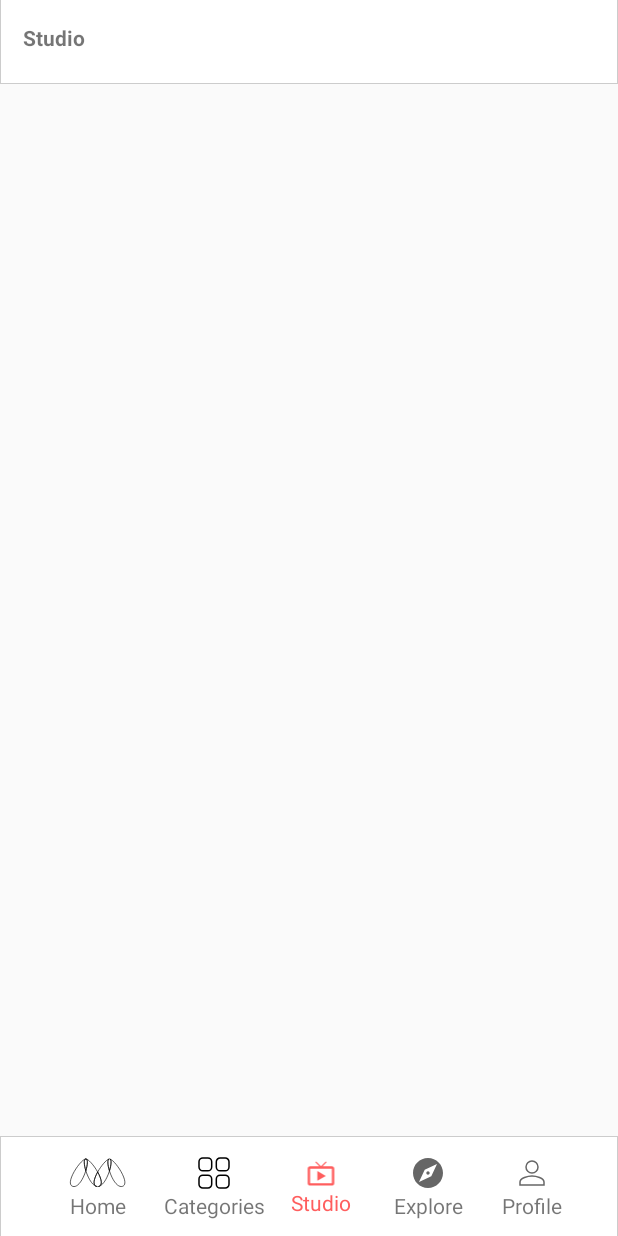
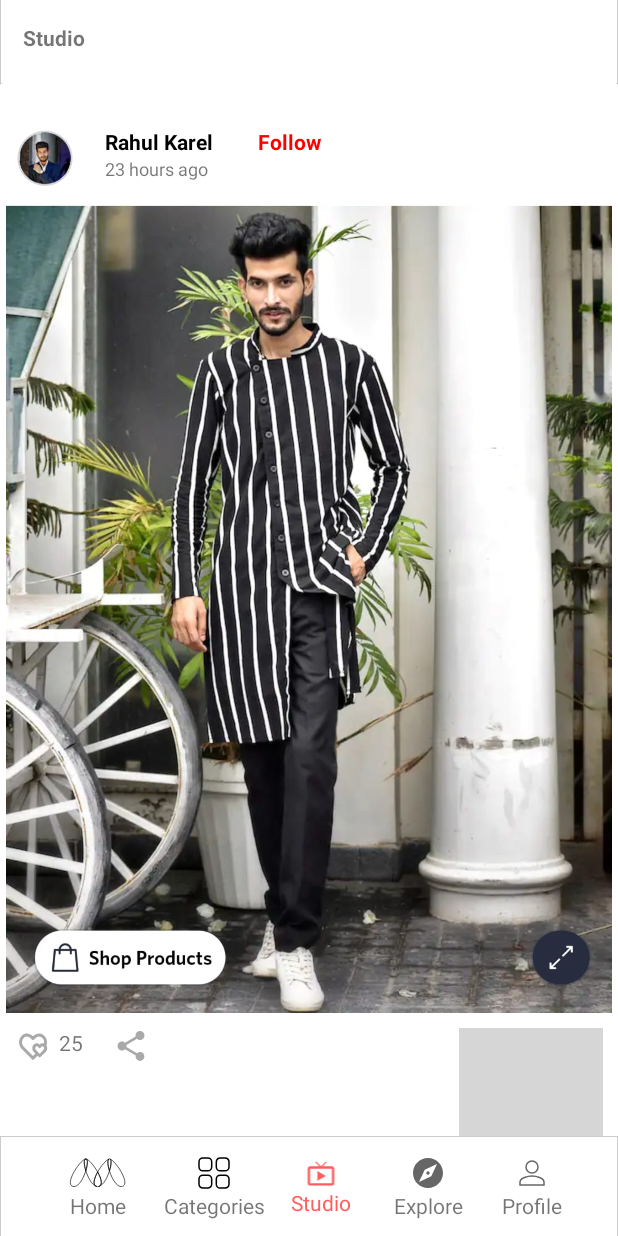
Before and after one commit to MuraliKrishnaSundara/MyntraClone, an Android app: the StudioActivity screen opened directly, with no data from a screen before it, on a phone screen of 412 x 824 dp. Run offline under Robolectric (Android 15) with nearby library versions, the phone set to English and light mode, and no system bars; grey boxes are pictures that could not be loaded.

Commit message:
Update from murali(21/7/2021)

```diff
--- a/App/Myntra/app/src/main/java/com/example/myntra/StudioActivity.java
+++ b/App/Myntra/app/src/main/java/com/example/myntra/StudioActivity.java
@@ -7,8 +7,16 @@ import android.widget.ImageView;
 import android.widget.TextView;
 
 import androidx.appcompat.app.AppCompatActivity;
+import androidx.recyclerview.widget.GridLayoutManager;
+import androidx.recyclerview.widget.LinearLayoutManager;
+import androidx.recyclerview.widget.RecyclerView;
+
+import java.util.ArrayList;
 
 public class StudioActivity extends AppCompatActivity {
+
+    private RecyclerView recyclerView;
+    private ArrayList<StudioData> studioDataList;
     private ImageView home;
     private ImageView categories;
     private ImageView studio;
@@ -21,6 +29,8 @@ public class StudioActivity extends AppCompatActivity {
         super.onCreate(savedInstanceState);
         setContentView(R.layout.activity_studio);
         initViews();
+        buildIdentityList();
+        setRecyclerView();
         studio.setColorFilter(getResources().getColor(R.color.red));
         tvStudio.setTextColor(getResources().getColor(R.color.red));
         home.setOnClickListener(new View.OnClickListener() {
@@ -53,6 +63,27 @@ public class StudioActivity extends AppCompatActivity {
         });
     }
 
+    private void buildIdentityList() {
+        studioDataList = new ArrayList<>();
+        StudioData studioData1 = new StudioData(R.drawable.p_image_1,"Rahul Karel", "23 hours ago", R.drawable.image_1,"25","Wear your #stripes with pride with this #blackandwhite\n#stripedkurta from #Hypernation. With my\n#ethniccollection constantly growing I am sometimes\nspoiled for choice but this #kurta is definitely one of my\nfavourites\n#festiveprintsformen #menkurtaset #mentrousers");
+        studioDataList.add(studioData1);
+        StudioData studioData2 = new StudioData(R.drawable.p_image_2,"Sarang Patil", "7 hours ago", R.drawable.image_2,"17","Looking for a #Party Wear in #Solid Hues ? #MANQ\n#Maroon #Slim Fit #PartyShirt fits in perfectly! Style it up\nwith a pair of #GreyChinos or #Black Trousers\n#partywear #oufit #menswear #fashion #partyoutfit\n#menshirt");
+        studioDataList.add(studioData2);
+        StudioData studioData3 = new StudioData(R.drawable.p_image_3,"Rhythm Sitlani", "7 hours ago", R.drawable.image_3,"68","#Buckethat is very in right now. #FabSeasons has come\nout with a collection of bucket hats in a variety of different\ncolours.\n#accesories #InTrend #solids #Typographic Tee\n#womentshirt");
+        studioDataList.add(studioData3);
+        StudioData studioData4 = new StudioData(R.drawable.p_image_4,"Irfan Khan Afridi", "8 hours ago", R.drawable.image_4,"25","This #INVICTUS #White #SlimFit #Stretch #FormalShirt\nis a must-have for any wardrobe. Go for a pair of darker\n#denim and comfy #loafers to keep it looking casually\ncool at work. #menshirt");
+        studioDataList.add(studioData4);
+        StudioData studioData5 = new StudioData(R.drawable.p_image_5,"Udita Sarkar", "11 hours ago", R.drawable.image_5,"27","A #solidcolored #croptop when paired with a pair of\n#Printedpants is always a fun look. This #Blue #Croptop\nfrom #CampusSutra is the perfect addition to my\nwardrobe and can be matched with anything\n#simpleisstylish #sportsbra #womentrousers");
+        studioDataList.add(studioData5);
+    }
+
+    private void setRecyclerView() {
+        StudioAdapter studioAdapter = new StudioAdapter(studioDataList);
+        LinearLayoutManager linearLayoutManager = new LinearLayoutManager(this);
+        recyclerView.setLayoutManager(linearLayoutManager);
+        recyclerView.setAdapter(studioAdapter);
+    }
+
     private void initViews() {
         home = findViewById(R.id.home);
         categories = findViewById(R.id.category);
@@ -60,5 +91,6 @@ public class StudioActivity extends AppCompatActivity {
         explore = findViewById(R.id.explore);
         profile = findViewById(R.id.profile);
         tvStudio = findViewById(R.id.tvCStudio);
+        recyclerView = findViewById(R.id.recyclerView);
     }
 }
--- /dev/null
+++ b/App/Myntra/app/src/main/java/com/example/myntra/StudioAdapter.java
@@ -0,0 +1,37 @@
+package com.example.myntra;
+
+import android.view.LayoutInflater;
+import android.view.View;
+import android.view.ViewGroup;
+
+import androidx.annotation.NonNull;
+import androidx.recyclerview.widget.RecyclerView;
+
+import java.util.ArrayList;
+
+public class StudioAdapter extends RecyclerView.Adapter<StudioViewHolder> {
+
+    private ArrayList<StudioData> studioDataList;
+
+    public StudioAdapter(ArrayList<StudioData> studioDataList) {
+        this.studioDataList = studioDataList;
+    }
+
+    @NonNull
+    @Override
+    public StudioViewHolder onCreateViewHolder(@NonNull ViewGroup parent, int viewType) {
+        View view = LayoutInflater.from(parent.getContext()).inflate(R.layout.studio_item_layout, parent, false);
+        return new StudioViewHolder(view);
+    }
+
+    @Override
+    public void onBindViewHolder(@NonNull StudioViewHolder holder, int position) {
+        StudioData studioData = studioDataList.get(position);
+        holder.setData(studioData);
+    }
+
+    @Override
+    public int getItemCount() {
+        return studioDataList.size();
+    }
+}
--- /dev/null
+++ b/App/Myntra/app/src/main/java/com/example/myntra/StudioData.java
@@ -0,0 +1,44 @@
+package com.example.myntra;
+
+public class StudioData {
+    private int pImageView;
+    private String Name;
+    private String Time;
+    private int imageView;
+    private String Like;
+    private String Message;
+
+    public StudioData(int pImageView, String name, String time, int imageView, String like, String message) {
+        this.pImageView = pImageView;
+        Name = name;
+        Time = time;
+        this.imageView = imageView;
+        Like = like;
+        Message = message;
+    }
+
+    public int getpImageView() {
+        return pImageView;
+    }
+
+    public String getName() {
+        return Name;
+    }
+
+    public String getTime() {
+        return Time;
+    }
+
+    public int getImageView() {
+        return imageView;
+    }
+
+    public String getLike() {
+        return Like;
+    }
+
+    public String getMessage() {
+        return Message;
+    }
+
+}
--- /dev/null
+++ b/App/Myntra/app/src/main/java/com/example/myntra/StudioViewHolder.java
@@ -0,0 +1,44 @@
+package com.example.myntra;
+
+import android.view.View;
+import android.widget.ImageView;
+import android.widget.RelativeLayout;
+import android.widget.TextView;
+
+import androidx.annotation.NonNull;
+import androidx.recyclerview.widget.RecyclerView;
+
+public class StudioViewHolder extends RecyclerView.ViewHolder {
+
+    private ImageView mIvPImage;
+    private TextView mTvName;
+    private TextView mTvTime;
+    private ImageView mIvImage;
+    private TextView mTvLike;
+    private TextView mTvMessage;
+    private RelativeLayout relativeLayout;
+
+    public StudioViewHolder(@NonNull View itemView) {
+        super(itemView);
+        iniViews(itemView);
+    }
+
+    private void iniViews(View itemView) {
+        mIvPImage = itemView.findViewById(R.id.ivPImage);
+        mTvName = itemView.findViewById(R.id.tvName);
+        mTvTime = itemView.findViewById(R.id.tvTime);
+        mIvImage = itemView.findViewById(R.id.ivImage);
+        mTvLike = itemView.findViewById(R.id.tvHeartLike);
+        mTvMessage = itemView.findViewById(R.id.tvMessage);
+        relativeLayout = itemView.findViewById(R.id.relativeLayout);
+    }
+
+    public void setData(StudioData studioData) {
+        mIvPImage.setImageResource(studioData.getpImageView());
+        mTvName.setText(studioData.getName());
+        mTvTime.setText(studioData.getTime());
+        mIvImage.setImageResource(studioData.getImageView());
+        mTvLike.setText(studioData.getLike());
+        mTvMessage.setText(studioData.getMessage());
+    }
+}
--- /dev/null
+++ b/App/Myntra/app/src/main/res/drawable/heart_like.xml
@@ -0,0 +1,9 @@
+<vector xmlns:android="http://schemas.android.com/apk/res/android"
+    android:width="24dp"
+    android:height="30dp"
+    android:viewportWidth="24"
+    android:viewportHeight="30">
+  <path
+      android:fillColor="#A9A9A9"
+      android:pathData="M20.91,11.7a6,6 0,0 0,-2.23 -7.26C17,3.38 14.45,3.19 12,5.53 9.29,2.93 6.49,3.44 4.82,4.8a6.27,6.27 0,0 0,-0.68 8.82l0.08,0.09 7.07,7.07a1,1 0,0 0,1.42 0L15,18.48l0.76,0.76a1,1 0,0 0,1.41 0l3.36,-3.36 0.08,-0.08A3.52,3.52 0,0 0,20.91 11.7ZM12,18.7L5.68,12.34a4.28,4.28 0,0 1,0.4 -6c1.53,-1.23 3.45,-0.75 5.15,1.29a1,1 0,0 0,1.54 0c1.58,-1.9 3.35,-2.45 4.84,-1.51a4,4 0,0 1,1.62 4.23,3 3,0 0,0 -2.77,0.58 2.91,2.91 0,0 0,-3.73 -0.07,3.5 3.5,0 0,0 -0.41,4.93l0.08,0.08 1.19,1.19ZM19.07,14.56 L16.46,17.16 13.86,14.56A1.5,1.5 0,0 1,14 12.43c0.69,-0.55 1.43,0.19 1.72,0.54a1,1 0,0 0,1.53 0c0.29,-0.35 1,-1.09 1.71,-0.54A1.49,1.49 0,0 1,19.07 14.52Z"/>
+</vector>
--- /dev/null
+++ b/App/Myntra/app/src/main/res/drawable/share.xml
@@ -0,0 +1,5 @@
+<vector android:height="24dp" android:tint="#A9A9A9"
+    android:viewportHeight="24" android:viewportWidth="24"
+    android:width="24dp" xmlns:android="http://schemas.android.com/apk/res/android">
+    <path android:fillColor="@android:color/white" android:pathData="M18,16.08c-0.76,0 -1.44,0.3 -1.96,0.77L8.91,12.7c0.05,-0.23 0.09,-0.46 0.09,-0.7s-0.04,-0.47 -0.09,-0.7l7.05,-4.11c0.54,0.5 1.25,0.81 2.04,0.81 1.66,0 3,-1.34 3,-3s-1.34,-3 -3,-3 -3,1.34 -3,3c0,0.24 0.04,0.47 0.09,0.7L8.04,9.81C7.5,9.31 6.79,9 6,9c-1.66,0 -3,1.34 -3,3s1.34,3 3,3c0.79,0 1.5,-0.31 2.04,-0.81l7.12,4.16c-0.05,0.21 -0.08,0.43 -0.08,0.65 0,1.61 1.31,2.92 2.92,2.92 1.61,0 2.92,-1.31 2.92,-2.92s-1.31,-2.92 -2.92,-2.92z"/>
+</vector>
--- a/App/Myntra/app/src/main/res/layout/activity_studio.xml
+++ b/App/Myntra/app/src/main/res/layout/activity_studio.xml
@@ -167,4 +167,5 @@
         android:layout_height="0dp"
         app:layout_constraintBottom_toTopOf="@id/bottomBar"
         app:layout_constraintTop_toBottomOf="@id/topBar" />
+
 </androidx.constraintlayout.widget.ConstraintLayout>
--- /dev/null
+++ b/App/Myntra/app/src/main/res/layout/studio_item_layout.xml
@@ -0,0 +1,102 @@
+<?xml version="1.0" encoding="utf-8"?>
+<androidx.cardview.widget.CardView xmlns:android="http://schemas.android.com/apk/res/android"
+    android:layout_width="match_parent"
+    android:layout_height="wrap_content">
+
+    <RelativeLayout
+        android:id="@+id/relativeLayout"
+        android:layout_width="match_parent"
+        android:layout_height="match_parent"
+        android:layout_marginTop="20dp"
+        android:background="@color/white"
+        android:orientation="vertical">
+
+        <ImageView
+            android:id="@+id/ivPImage"
+            android:layout_width="40dp"
+            android:layout_height="40dp"
+            android:layout_marginLeft="10dp"
+            android:layout_marginTop="10dp"
+            android:src="@drawable/p_image_1" />
+
+        <TextView
+            android:id="@+id/tvName"
+            android:layout_width="wrap_content"
+            android:layout_height="wrap_content"
+            android:layout_marginLeft="20dp"
+            android:layout_marginTop="9dp"
+            android:layout_toRightOf="@id/ivPImage"
+            android:text="Rahul Karel"
+            android:textColor="@color/black"
+            android:textStyle="bold" />
+
+        <TextView
+            android:layout_width="wrap_content"
+            android:layout_height="wrap_content"
+            android:layout_marginLeft="30dp"
+            android:layout_marginTop="9dp"
+            android:layout_toRightOf="@id/tvName"
+            android:text="Follow"
+            android:textColor="#FF0000"
+            android:textStyle="bold" />
+
+        <TextView
+            android:id="@+id/tvTime"
+            android:layout_width="wrap_content"
+            android:layout_height="wrap_content"
+            android:layout_below="@id/tvName"
+            android:layout_marginLeft="20dp"
+            android:layout_toRightOf="@id/ivPImage"
+            android:text="23 hours ago"
+            android:textSize="12sp" />
+
+        <ImageView
+            android:id="@+id/ivImage"
+            android:layout_width="match_parent"
+            android:layout_height="540dp"
+            android:layout_below="@id/ivPImage"
+            android:layout_marginTop="10dp"
+            android:src="@drawable/image_1" />
+
+        <ImageView
+            android:id="@+id/ivBookmark"
+            android:layout_width="wrap_content"
+            android:layout_height="wrap_content"
+            android:layout_below="@id/ivImage"
+            android:layout_alignParentRight="true"
+            android:layout_marginTop="10dp"
+            android:layout_marginRight="10dp"
+            android:src="@drawable/ic_bookmark" />
+
+        <TextView
+            android:id="@+id/tvHeartLike"
+            android:layout_width="wrap_content"
+            android:layout_height="wrap_content"
+            android:layout_below="@id/ivImage"
+            android:layout_marginLeft="10dp"
+            android:layout_marginTop="10dp"
+            android:drawableLeft="@drawable/heart_like"
+            android:drawablePadding="5dp"
+            android:text="70" />
+
+        <ImageView
+            android:id="@+id/ivShare"
+            android:layout_width="wrap_content"
+            android:layout_height="wrap_content"
+            android:layout_below="@id/ivImage"
+            android:layout_marginLeft="20dp"
+            android:layout_marginTop="10dp"
+            android:layout_toRightOf="@id/tvHeartLike"
+            android:src="@drawable/share" />
+
+        <TextView
+            android:id="@+id/tvMessage"
+            android:layout_width="match_parent"
+            android:layout_height="wrap_content"
+            android:layout_below="@id/ivBookmark"
+            android:layout_marginLeft="10dp"
+            android:layout_marginTop="10dp"
+            android:text="Wear your #stripes with pride with this #blackandwhite #stripedkurta from #Hypernation. With my #ethniccollection constantly growing I am sometimes spoiled for choice but this #kurta is definitely one of my favourites #festiveprintsformen #menkurtaset #mentrousers" />
+
+    </RelativeLayout>
+</androidx.cardview.widget.CardView>
```
Also changed, not shown: App/Myntra/app/src/main/res/drawable/image_1.jpeg (added), App/Myntra/app/src/main/res/drawable/image_2.jpeg (added), App/Myntra/app/src/main/res/drawable/image_3.jpeg (added), App/Myntra/app/src/main/res/drawable/image_4.jpeg (added), App/Myntra/app/src/main/res/drawable/image_5.jpeg (added), App/Myntra/app/src/main/res/drawable/p_image_1.jpeg (added), App/Myntra/app/src/main/res/drawable/p_image_2.jpeg (added), App/Myntra/app/src/main/res/drawable/p_image_3.jpeg (added), App/Myntra/app/src/main/res/drawable/p_image_4.jpeg (added), App/Myntra/app/src/main/res/drawable/p_image_5.jpeg (added).
